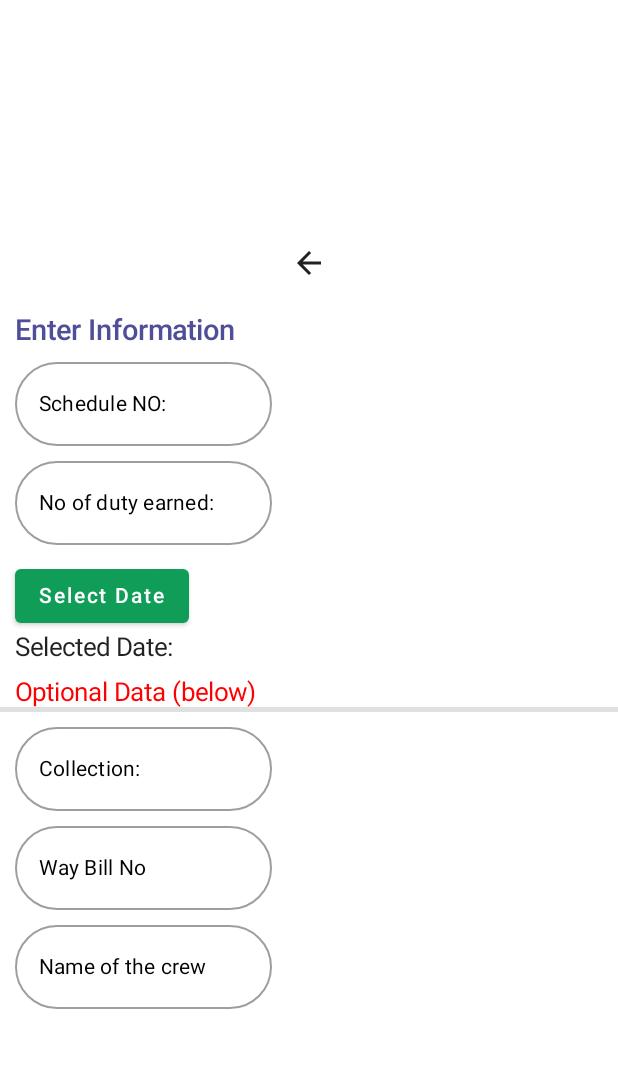
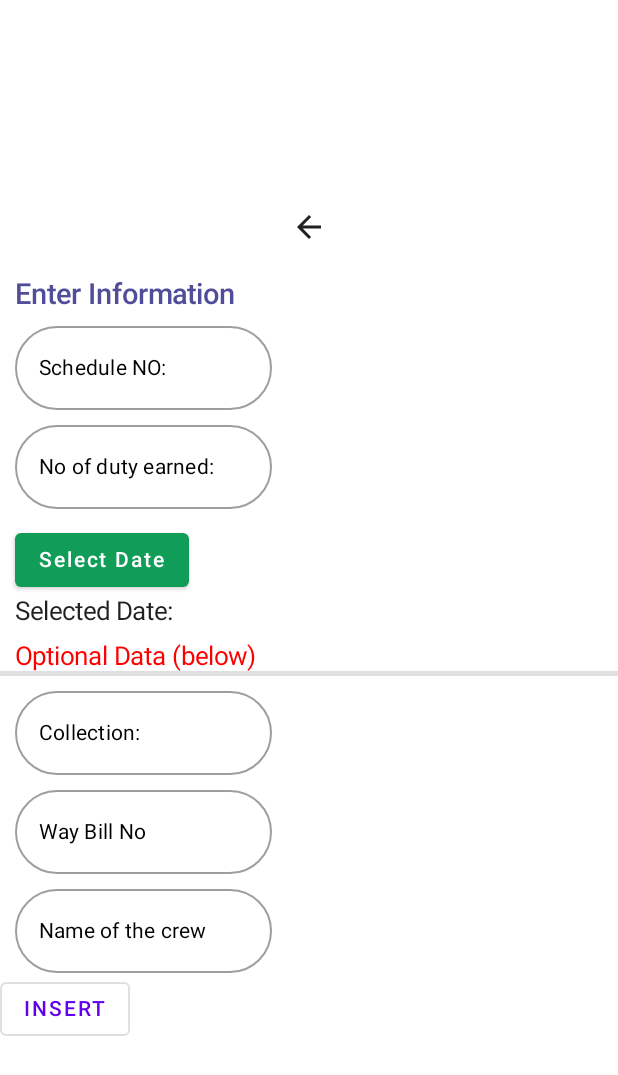
Before and after one commit to abhilashmullakkara/RealtimeDataNew, an Android app built with Jetpack Compose: the AddDutyDiaryScreen screen opened through its navigation route, on a phone screen of 412 x 824 dp. Shown: the top 1075 px of the screen. Run offline under Robolectric (Android 15) with nearby library versions, the phone set to English and light mode, and no system bars.

Commit message:
Duty Diary updated with room Api

```diff
--- a/app/src/main/java/com/abhilash/livedata/ui/theme/MenuScreen.kt
+++ b/app/src/main/java/com/abhilash/livedata/ui/theme/MenuScreen.kt
@@ -135,7 +135,55 @@ fun MenuScreen(navController: NavController) {
                         Text("Add Duty ", color = Color.Blue, fontSize = 20.sp)
                     }
                 }
+                Card(
+                    modifier = Modifier
+                        .fillMaxWidth()
+                        .padding(10.dp)
+                        .height(100.dp), // Adjust the height as needed
+                    backgroundColor = Color.White,
+                    shape= CircleShape,
+                    elevation = 5.dp
+                ) {
+                    TextButton(onClick = {
+                         navController.navigate("ViewDiaryScreen")
+                    }) {
+                        Text("View Diary ", color = Color.Blue, fontSize = 20.sp)
+                    }
+                }
+                Card(
+                    modifier = Modifier
+                        .fillMaxWidth()
+                        .padding(10.dp)
+                        .height(100.dp), // Adjust the height as needed
+                    backgroundColor = Color.White,
+                    shape= CircleShape,
+                    elevation = 5.dp
+                ) {
+                    TextButton(onClick = {
+                       navController.navigate("DeleteRecordScreen")
+                    }) {
+                        Text("Delete Record", color = Color.Blue, fontSize = 20.sp)
+                    }
+                }
+                Card(
+                    modifier = Modifier
+                        .fillMaxWidth()
+                        .padding(10.dp)
+                        .height(100.dp), // Adjust the height as needed
+                    backgroundColor = Color(0xFFF00B04),
+                    shape= CircleShape,
+                    elevation = 5.dp
+                ) {
+                    TextButton(onClick = {
+                        navController.navigate("DeleteAllRecordScreen")
+                    }) {
+                        Text("DELETE ALL", color = Color.White, fontSize = 20.sp)
+                    }
+                }
+
             }
+
+
         }
     }
         }
--- a/app/src/main/java/com/abhilash/livedata/ui/theme/ScreenManager.kt
+++ b/app/src/main/java/com/abhilash/livedata/ui/theme/ScreenManager.kt
@@ -9,6 +9,9 @@ import androidx.navigation.compose.composable
 import androidx.navigation.compose.rememberNavController
 import com.abhilash.livedata.ui.theme.read.ReadScreen
 import com.abhilash.livedata.ui.theme.userdatabase.AddDutyDiaryScreen
+import com.abhilash.livedata.ui.theme.userdatabase.DeleteAllRecordScreen
+import com.abhilash.livedata.ui.theme.userdatabase.DeleteRecordScreen
+import com.abhilash.livedata.ui.theme.userdatabase.ViewDiaryScreen
 
 @RequiresApi(Build.VERSION_CODES.M)
 @Composable
@@ -43,5 +46,14 @@ fun ScreenManager(){
         composable("AddDutyDiaryScreen"){
             AddDutyDiaryScreen(navController)
         }
+        composable("ViewDiaryScreen"){
+            ViewDiaryScreen(navController)
+        }
+        composable("DeleteRecordScreen"){
+            DeleteRecordScreen(navController)
+        }
+        composable("DeleteAllRecordScreen"){
+           DeleteAllRecordScreen(navController)
+        }
     }
 }
--- a/app/src/main/java/com/abhilash/livedata/ui/theme/database/DatabseOfAddress.kt
+++ b/app/src/main/java/com/abhilash/livedata/ui/theme/database/DatabseOfAddress.kt
@@ -301,7 +301,7 @@ val depoList=listOf(
 
 
 )
-//51	MOOLAMATTOM
+// 51	MOOLAMATTOM
 //Zone:CENTRAL
 //Dist: IDK	 0486-2252045
 //mlt@kerala.gov.in
--- a/app/src/main/java/com/abhilash/livedata/ui/theme/userdatabase/RoomData.kt
+++ b/app/src/main/java/com/abhilash/livedata/ui/theme/userdatabase/RoomData.kt
@@ -1,5 +1,6 @@
 package com.abhilash.livedata.ui.theme.userdatabase
 
+import android.widget.Toast
 import androidx.compose.foundation.layout.Column
 import androidx.compose.foundation.layout.Spacer
 import androidx.compose.foundation.layout.fillMaxWidth
@@ -8,15 +9,18 @@ import androidx.compose.foundation.layout.padding
 import androidx.compose.foundation.shape.RoundedCornerShape
 import androidx.compose.foundation.text.KeyboardOptions
 import androidx.compose.material.Divider
+import androidx.compose.material.OutlinedButton
 import androidx.compose.material.OutlinedTextField
 import androidx.compose.material.Text
 import androidx.compose.runtime.Composable
 import androidx.compose.runtime.getValue
 import androidx.compose.runtime.mutableStateOf
+import androidx.compose.runtime.rememberCoroutineScope
 import androidx.compose.runtime.saveable.rememberSaveable
 import androidx.compose.runtime.setValue
 import androidx.compose.ui.Modifier
 import androidx.compose.ui.graphics.Color
+import androidx.compose.ui.platform.LocalContext
 import androidx.compose.ui.text.TextRange
 import androidx.compose.ui.text.font.FontWeight
 import androidx.compose.ui.text.input.KeyboardType
@@ -24,9 +28,13 @@ import androidx.compose.ui.text.input.TextFieldValue
 import androidx.compose.ui.unit.dp
 import androidx.compose.ui.unit.sp
 import com.abhilash.livedata.ui.theme.read.isValidText
+import kotlinx.coroutines.launch
 
 @Composable
-fun RoomData(){
+fun RoomData() {
+    val context = LocalContext.current
+
+    val coroutineScope = rememberCoroutineScope()
     var scheduleNo by rememberSaveable { mutableStateOf("") }
     var dutyEearnt by rememberSaveable { mutableStateOf("") }
     var permedDate by rememberSaveable { mutableStateOf("") }
@@ -35,14 +43,16 @@ fun RoomData(){
     var crewName by rememberSaveable { mutableStateOf("") }
     Column {
 
-        Text("Enter Information", fontSize = 19.sp,
+        Text(
+            "Enter Information", fontSize = 19.sp,
             color = Color(0xFF504E98),
-            fontWeight = FontWeight.SemiBold, modifier = Modifier.padding(10.dp))
+            fontWeight = FontWeight.SemiBold, modifier = Modifier.padding(10.dp)
+        )
         OutlinedTextField(
             value = scheduleNo,
             singleLine = true,
             shape = RoundedCornerShape(80),
-           // keyboardOptions = KeyboardOptions.Default.copy(keyboardType = KeyboardType.Ascii),
+            // keyboardOptions = KeyboardOptions.Default.copy(keyboardType = KeyboardType.Ascii),
             keyboardOptions = KeyboardOptions.Default.copy(keyboardType = KeyboardType.Number),
             onValueChange = { newValue ->
                 val textFieldValue = TextFieldValue(newValue, TextRange(newValue.length))
@@ -67,14 +77,16 @@ fun RoomData(){
             value = dutyEearnt,
             singleLine = true,
             shape = RoundedCornerShape(80),
-           //keyboardOptions = KeyboardOptions.Default.copy(keyboardType = KeyboardType.Ascii),
+            //keyboardOptions = KeyboardOptions.Default.copy(keyboardType = KeyboardType.Ascii),
             keyboardOptions = KeyboardOptions.Default.copy(keyboardType = KeyboardType.Number),
 
-            onValueChange = { newValue ->
-                val textFieldValue = TextFieldValue(newValue, TextRange(newValue.length))
-                if (isValidText(textFieldValue)) {
-                    dutyEearnt = textFieldValue.text
-                }
+            onValueChange = {
+//                    newValue ->
+//                val textFieldValue = TextFieldValue(newValue, TextRange(newValue.length))
+//                if (isValidText(textFieldValue)) {
+//                    dutyEearnt = textFieldValue.text
+//                }
+                dutyEearnt = it
             },
             modifier = Modifier
                 .fillMaxWidth(0.44f)
@@ -88,10 +100,15 @@ fun RoomData(){
             }
         )
         Spacer(modifier = Modifier.height(10.dp))
-       // Text("Select Date ")
-        permedDate= MyCalendar()
+        // Text("Select Date ")
+        permedDate = MyCalendar()
         Spacer(modifier = Modifier.height(10.dp))
-        Text("Optional Data (below)", fontSize = 17.sp,color= Color.Red, modifier = Modifier.padding(start=10.dp))
+        Text(
+            "Optional Data (below)",
+            fontSize = 17.sp,
+            color = Color.Red,
+            modifier = Modifier.padding(start = 10.dp)
+        )
         Divider(thickness = 3.dp)
         Spacer(modifier = Modifier.height(10.dp))
 
@@ -101,11 +118,8 @@ fun RoomData(){
             shape = RoundedCornerShape(80),
             keyboardOptions = KeyboardOptions.Default.copy(keyboardType = KeyboardType.Number),
 
-            onValueChange = { newValue ->
-                val textFieldValue = TextFieldValue(newValue, TextRange(newValue.length))
-                if (isValidText(textFieldValue)) {
-                    todayCollection = textFieldValue.text
-                }
+            onValueChange = {
+                todayCollection = it
             },
             modifier = Modifier
                 .fillMaxWidth(0.44f)
@@ -117,6 +131,7 @@ fun RoomData(){
                     fontSize = 14.sp
                 )
             }
+
         )
         Spacer(modifier = Modifier.height(10.dp))
         OutlinedTextField(
@@ -127,7 +142,7 @@ fun RoomData(){
             onValueChange = { newValue ->
                 val textFieldValue = TextFieldValue(newValue, TextRange(newValue.length))
                 if (isValidText(textFieldValue)) {
-                   wBillNo = textFieldValue.text
+                    wBillNo = textFieldValue.text
                 }
             },
             modifier = Modifier
@@ -149,7 +164,7 @@ fun RoomData(){
             shape = RoundedCornerShape(80),
             keyboardOptions = KeyboardOptions.Default.copy(keyboardType = KeyboardType.Ascii),
             onValueChange = {
-                            crewName=it
+                crewName = it
             },
             modifier = Modifier
                 .fillMaxWidth(0.44f)
@@ -162,8 +177,32 @@ fun RoomData(){
                 )
             }
         )
+        // rec=(mYear1 + mMonth1 + mDay1+ scheduleNo)
+        OutlinedButton(onClick = {
+            if (scheduleNo.isNotBlank() && dutyEearnt.isNotBlank() && permedDate.isNotBlank()) {
+                coroutineScope.launch {
+                    if (todayCollection.isBlank()) todayCollection = "--.--"
+                    val employee = Employee(
+                        scheduleNo,
+                        permedDate,
+                        dutyEearnt,
+                        todayCollection,
+                        crewName,
+                        wBillNo
+                    )
+                    EmployeeDB.getInstance(context).getEmployeeDao().insert(employee)
 
+                    Toast.makeText(context, "Record inserted successfully", Toast.LENGTH_SHORT)
+                        .show()
 
+                }
+
+            } else {
+                Toast.makeText(context, "Input Record first", Toast.LENGTH_SHORT).show()
+            }
+        }) {
+            Text("INSERT")
+        }
 
     }
     //MyCalendar()
```
Also changed, not shown: app/src/main/java/com/abhilash/livedata/ui/theme/userdatabase/DeleteAllRecordScreen.kt (added, +46 -0 lines), app/src/main/java/com/abhilash/livedata/ui/theme/userdatabase/DeleteRecordScreen.kt (added, +99 -0 lines), app/src/main/java/com/abhilash/livedata/ui/theme/userdatabase/Employee.kt (+5 -3 lines), app/src/main/java/com/abhilash/livedata/ui/theme/userdatabase/EmployeeDao.kt (+10 -1 lines), app/src/main/java/com/abhilash/livedata/ui/theme/userdatabase/ViewDiaryScreen.kt (added, +151 -0 lines).
